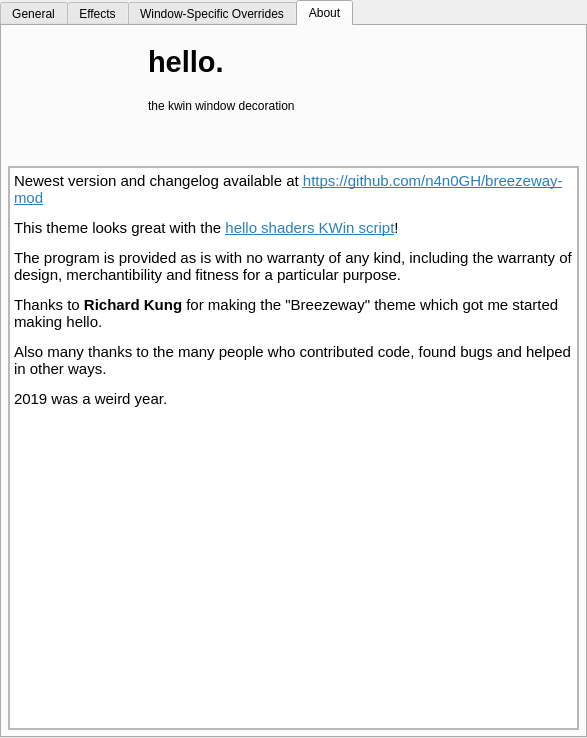
The window that kdecoration/config/ui/breezewayconfigurationui.ui (richard-kung/breezeway) describes before a commit, drawn with Qt 5.
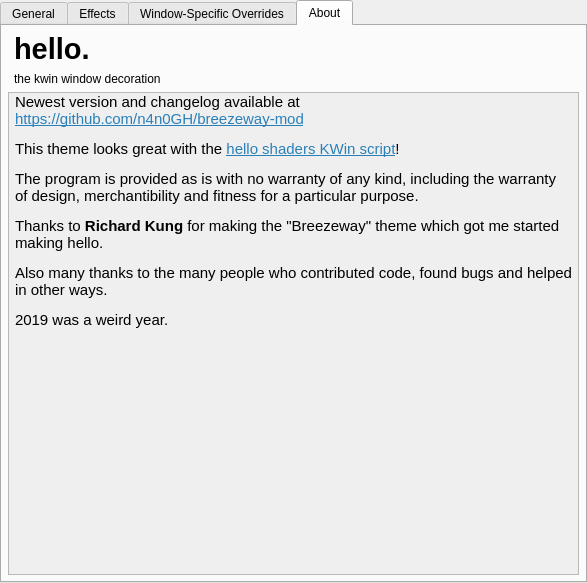
The same window after the commit. The open tabs and pages were chosen to show the change. Icons and pictures are not drawn. Custom widgets are drawn as their Qt base class.

Commit message: hello. nice to meet you.

```diff
--- a/kdecoration/config/ui/breezewayconfigurationui.ui
+++ b/kdecoration/config/ui/breezewayconfigurationui.ui
@@ -7,7 +7,7 @@
     <x>0</x>
     <y>0</y>
     <width>587</width>
-    <height>738</height>
+    <height>583</height>
    </rect>
   </property>
   <property name="sizePolicy">
@@ -1052,43 +1052,7 @@
        <property name="bottomMargin">
         <number>6</number>
        </property>
-       <item row="1" column="0" colspan="2">
-        <layout class="QHBoxLayout" name="horizontalLayout_15">
-         <item alignment="Qt::AlignTop">
-          <widget class="QLabel" name="label_17">
-           <property name="sizePolicy">
-            <sizepolicy hsizetype="Minimum" vsizetype="Minimum">
-             <horstretch>0</horstretch>
-             <verstretch>0</verstretch>
-            </sizepolicy>
-           </property>
-           <property name="minimumSize">
-            <size>
-             <width>128</width>
-             <height>128</height>
-            </size>
-           </property>
-           <property name="maximumSize">
-            <size>
-             <width>128</width>
-             <height>128</height>
-            </size>
-           </property>
-           <property name="text">
-            <string/>
-           </property>
-           <property name="textFormat">
-            <enum>Qt::RichText</enum>
-           </property>
-           <property name="pixmap">
-            <pixmap resource="about.qrc">:/breezewaymod_icon.png</pixmap>
-           </property>
-           <property name="scaledContents">
-            <bool>true</bool>
-           </property>
-          </widget>
-         </item>
-         <item>
+       <item row="0" column="0">
           <layout class="QVBoxLayout" name="verticalLayout_4">
            <property name="leftMargin">
             <number>6</number>
@@ -1122,10 +1086,14 @@
            </item>
           </layout>
          </item>
-        </layout>
-       </item>
-       <item row="2" column="0" colspan="2">
+       <item row="1" column="0" colspan="2">
         <widget class="QScrollArea" name="scrollArea_2">
+         <property name="styleSheet">
+          <string notr="true">background-color: &quot;white&quot;;</string>
+         </property>
+         <property name="frameShape">
+          <enum>QFrame::StyledPanel</enum>
+         </property>
          <property name="horizontalScrollBarPolicy">
           <enum>Qt::ScrollBarAlwaysOff</enum>
          </property>
@@ -1138,41 +1106,38 @@
             <x>0</x>
             <y>0</y>
             <width>563</width>
-            <height>549</height>
+            <height>454</height>
            </rect>
           </property>
           <layout class="QGridLayout" name="gridLayout_10">
            <property name="leftMargin">
-            <number>0</number>
+            <number>6</number>
            </property>
            <property name="topMargin">
             <number>0</number>
            </property>
            <property name="rightMargin">
-            <number>0</number>
+            <number>6</number>
            </property>
            <property name="bottomMargin">
             <number>0</number>
            </property>
-           <item row="1" column="0">
-            <widget class="QTextEdit" name="textEdit">
+           <item row="0" column="0" alignment="Qt::AlignTop">
+            <widget class="QLabel" name="label_3">
              <property name="sizePolicy">
-              <sizepolicy hsizetype="MinimumExpanding" vsizetype="Expanding">
+              <sizepolicy hsizetype="Preferred" vsizetype="Preferred">
                <horstretch>0</horstretch>
                <verstretch>0</verstretch>
               </sizepolicy>
              </property>
-             <property name="html">
-              <string>&lt;!DOCTYPE HTML PUBLIC &quot;-//W3C//DTD HTML 4.0//EN&quot; &quot;http://www.w3.org/TR/REC-html40/strict.dtd&quot;&gt;
-&lt;html&gt;&lt;head&gt;&lt;meta name=&quot;qrichtext&quot; content=&quot;1&quot; /&gt;&lt;style type=&quot;text/css&quot;&gt;
-p, li { white-space: pre-wrap; }
-&lt;/style&gt;&lt;/head&gt;&lt;body style=&quot; font-family:'Noto Sans'; font-size:11pt; font-weight:400; font-style:normal;&quot;&gt;
-&lt;p style=&quot; margin-top:12px; margin-bottom:12px; margin-left:0px; margin-right:0px; -qt-block-indent:0; text-indent:0px;&quot;&gt;&lt;span style=&quot; font-family:'Noto Sans';&quot;&gt;Newest version and changelog available at &lt;/span&gt;&lt;a href=&quot;https://github.com/n4n0GH/breezeway-mod&quot;&gt;&lt;span style=&quot; font-family:'Noto Sans'; text-decoration: underline; color:#2980b9;&quot;&gt;https://github.com/n4n0GH/breezeway-mod&lt;/span&gt;&lt;/a&gt;&lt;/p&gt;
-&lt;p style=&quot; margin-top:12px; margin-bottom:12px; margin-left:0px; margin-right:0px; -qt-block-indent:0; text-indent:0px;&quot;&gt;&lt;span style=&quot; font-family:'Noto Sans';&quot;&gt;This theme looks great with the &lt;/span&gt;&lt;a href=&quot;https://github.com/n4n0GH/KDE-Rounded-Corners&quot;&gt;&lt;span style=&quot; font-family:'Noto Sans'; text-decoration: underline; color:#2980b9;&quot;&gt;hello shaders KWin script&lt;/span&gt;&lt;/a&gt;&lt;span style=&quot; font-family:'Noto Sans';&quot;&gt;!&lt;/span&gt;&lt;/p&gt;
-&lt;p style=&quot; margin-top:12px; margin-bottom:12px; margin-left:0px; margin-right:0px; -qt-block-indent:0; text-indent:0px;&quot;&gt;&lt;span style=&quot; font-family:'Noto Sans';&quot;&gt;The program is provided as is with no warranty of any kind, including the warranty of design, merchantibility and fitness for a particular purpose.&lt;/span&gt;&lt;/p&gt;
-&lt;p style=&quot; margin-top:12px; margin-bottom:12px; margin-left:0px; margin-right:0px; -qt-block-indent:0; text-indent:0px;&quot;&gt;&lt;span style=&quot; font-family:'Noto Sans';&quot;&gt;Thanks to &lt;/span&gt;&lt;span style=&quot; font-family:'Noto Sans'; font-weight:600;&quot;&gt;Richard Kung&lt;/span&gt;&lt;span style=&quot; font-family:'Noto Sans';&quot;&gt; for making the &amp;quot;Breezeway&amp;quot; theme which got me started making hello.&lt;/span&gt;&lt;/p&gt;
-&lt;p style=&quot; margin-top:12px; margin-bottom:12px; margin-left:0px; margin-right:0px; -qt-block-indent:0; text-indent:0px;&quot;&gt;&lt;span style=&quot; font-family:'Noto Sans';&quot;&gt;Also many thanks to the many people who contributed code, found bugs and helped in other ways.&lt;/span&gt;&lt;/p&gt;
-&lt;p style=&quot; margin-top:12px; margin-bottom:12px; margin-left:0px; margin-right:0px; -qt-block-indent:0; text-indent:0px;&quot;&gt;&lt;span style=&quot; font-family:'Noto Sans';&quot;&gt;2019 was a weird year.&lt;/span&gt;&lt;/p&gt;&lt;/body&gt;&lt;/html&gt;</string>
+             <property name="text">
+              <string>&lt;!DOCTYPE HTML PUBLIC &quot;-//W3C//DTD HTML 4.0//EN&quot; &quot;http://www.w3.org/TR/REC-html40/strict.dtd&quot;&gt;&lt;html&gt;&lt;head&gt;&lt;meta name=&quot;qrichtext&quot; content=&quot;1&quot; /&gt;&lt;style type=&quot;text/css&quot;&gt;p, li { white-space: pre-wrap; }&lt;/style&gt;&lt;/head&gt;&lt;body style=&quot; font-family:'Noto Sans'; font-size:11pt; font-weight:400; font-style:normal;&quot;&gt;&lt;p style=&quot; margin-top:12px; margin-bottom:12px; margin-left:0px; margin-right:0px; -qt-block-indent:0; text-indent:0px;&quot;&gt;&lt;span style=&quot; font-family:'Noto Sans';&quot;&gt;Newest version and changelog available at &lt;/span&gt;&lt;br/&gt;&lt;a href=&quot;https://github.com/n4n0GH/breezeway-mod&quot;&gt;&lt;span style=&quot; font-family:'Noto Sans'; text-decoration: underline; color:#2980b9;&quot;&gt;https://github.com/n4n0GH/breezeway-mod&lt;/span&gt;&lt;/a&gt;&lt;/p&gt;&lt;p style=&quot; margin-top:12px; margin-bottom:12px; margin-left:0px; margin-right:0px; -qt-block-indent:0; text-indent:0px;&quot;&gt;&lt;span style=&quot; font-family:'Noto Sans';&quot;&gt;This theme looks great with the &lt;/span&gt;&lt;a href=&quot;https://github.com/n4n0GH/KDE-Rounded-Corners&quot;&gt;&lt;span style=&quot; font-family:'Noto Sans'; text-decoration: underline; color:#2980b9;&quot;&gt;hello shaders KWin script&lt;/span&gt;&lt;/a&gt;&lt;span style=&quot; font-family:'Noto Sans';&quot;&gt;!&lt;/span&gt;&lt;/p&gt;&lt;p style=&quot; margin-top:12px; margin-bottom:12px; margin-left:0px; margin-right:0px; -qt-block-indent:0; text-indent:0px;&quot;&gt;&lt;span style=&quot; font-family:'Noto Sans';&quot;&gt;The program is provided as is with no warranty of any kind, including the warranty of design, merchantibility and fitness for a particular purpose.&lt;/span&gt;&lt;/p&gt;&lt;p style=&quot; margin-top:12px; margin-bottom:12px; margin-left:0px; margin-right:0px; -qt-block-indent:0; text-indent:0px;&quot;&gt;&lt;span style=&quot; font-family:'Noto Sans';&quot;&gt;Thanks to &lt;/span&gt;&lt;span style=&quot; font-family:'Noto Sans'; font-weight:600;&quot;&gt;Richard Kung&lt;/span&gt;&lt;span style=&quot; font-family:'Noto Sans';&quot;&gt; for making the &amp;quot;Breezeway&amp;quot; theme which got me started making hello.&lt;/span&gt;&lt;/p&gt;&lt;p style=&quot; margin-top:12px; margin-bottom:12px; margin-left:0px; margin-right:0px; -qt-block-indent:0; text-indent:0px;&quot;&gt;&lt;span style=&quot; font-family:'Noto Sans';&quot;&gt;Also many thanks to the many people who contributed code, found bugs and helped in other ways.&lt;/span&gt;&lt;/p&gt;&lt;p style=&quot; margin-top:12px; margin-bottom:12px; margin-left:0px; margin-right:0px; -qt-block-indent:0; text-indent:0px;&quot;&gt;&lt;span style=&quot; font-family:'Noto Sans';&quot;&gt;2019 was a weird year.&lt;/span&gt;&lt;/p&gt;&lt;/body&gt;&lt;/html&gt;</string>
+             </property>
+             <property name="wordWrap">
+              <bool>true</bool>
+             </property>
+             <property name="openExternalLinks">
+              <bool>true</bool>
              </property>
             </widget>
            </item>
```
Left out of the diff: 7 changed lines with no effect on the pictures. Lines whose indentation alone changed are shown as unchanged. The commit also changes 2 other files.
